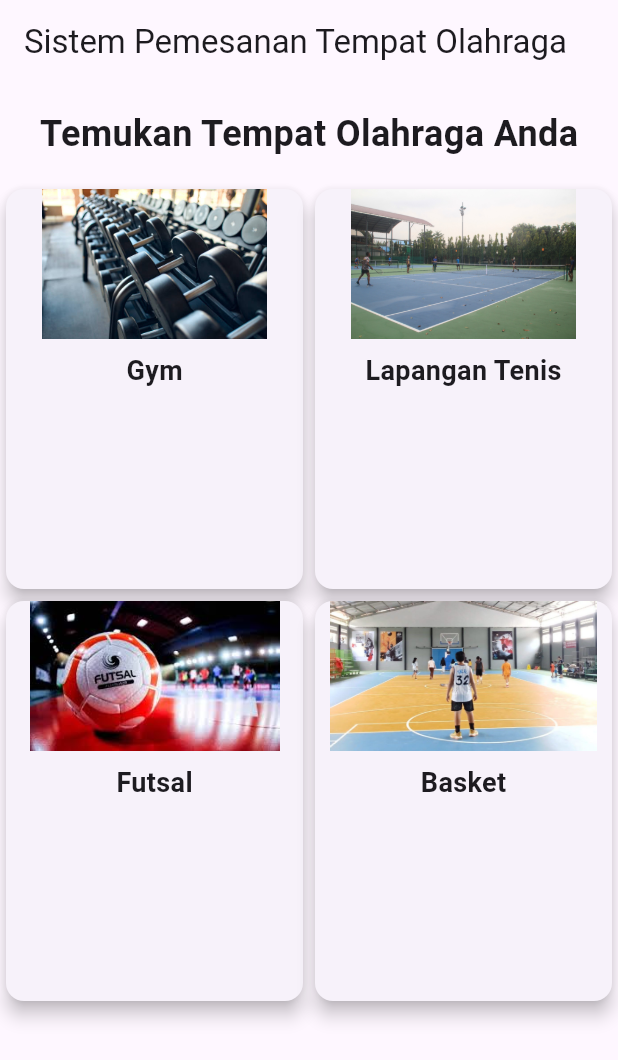
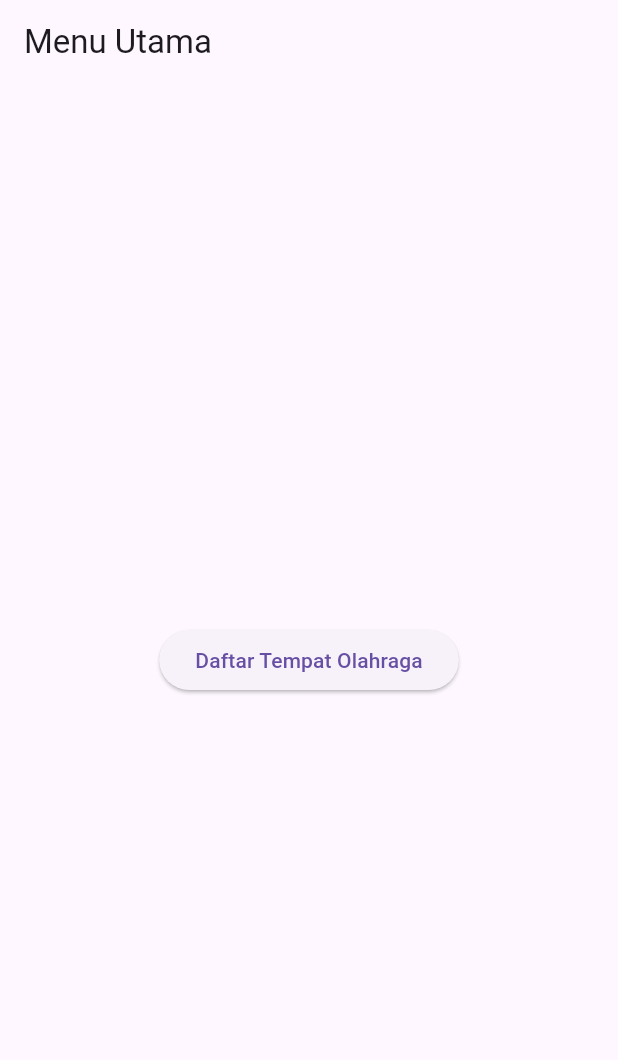
Before and after one commit to 220040021/Tugas-Project_Analisa_dan_Desain_Sistem-, a Flutter app: the screen it shows after launch, on a phone screen of 412 x 824 dp. Shown: the top 1060 px of the screen. Run offline on Flutter 3.47's test engine with Material 3 defaults, Android fonts, the phone set to English and light mode, and no system bars.

Commit message:
akhir commit

```diff
--- a/lib/main.dart
+++ b/lib/main.dart
@@ -13,7 +13,7 @@ class MyApp extends StatelessWidget {
       theme: ThemeData(
         primarySwatch: Colors.blue,
       ),
-      home: HomePage(),
+      home: MainMenu(),
     );
   }
 }
@@ -22,31 +22,71 @@ class Sport {
   final String name;
   final String imageUrl;
   final String description;
+  final String location;
+  final double price;
 
-  Sport({required this.name, required this.imageUrl, required this.description});
+  Sport({
+    required this.name,
+    required this.imageUrl,
+    required this.description,
+    required this.location,
+    required this.price,
+  });
 }
 
-class HomePage extends StatelessWidget {
+// Main Menu (Menu Utama)
+class MainMenu extends StatelessWidget {
+  @override
+  Widget build(BuildContext context) {
+    return Scaffold(
+      appBar: AppBar(
+        title: Text('Menu Utama'),
+      ),
+      body: Center(
+        child: ElevatedButton(
+          onPressed: () {
+            Navigator.push(
+              context,
+              MaterialPageRoute(builder: (context) => SportListPage()),
+            );
+          },
+          child: Text('Daftar Tempat Olahraga'),
+        ),
+      ),
+    );
+  }
+}
+
+// Daftar Tempat Olahraga
+class SportListPage extends StatelessWidget {
   final List<Sport> sports = [
     Sport(
       name: 'Gym',
       imageUrl: 'istockphoto-1391410249-612x612.jpg',
       description: 'Tempat terbaik untuk berolahraga dan menjaga kebugaran.',
+      location: 'Jakarta',
+      price: 50000,
     ),
     Sport(
       name: 'Lapangan Tenis',
       imageUrl: '16755829300.png',
       description: 'Lapangan tenis profesional untuk semua level.',
+      location: 'Bandung',
+      price: 75000,
     ),
     Sport(
       name: 'Futsal',
       imageUrl: 'images.jpeg',
       description: 'Lapangan futsal yang nyaman untuk bermain bersama teman.',
+      location: 'Surabaya',
+      price: 60000,
     ),
     Sport(
       name: 'Basket',
       imageUrl: '730-e1708318015613.jpg',
       description: 'Lapangan basket untuk menyalurkan hobi Anda.',
+      location: 'Bali',
+      price: 70000,
     ),
   ];
 
@@ -54,27 +94,15 @@ class HomePage extends StatelessWidget {
   Widget build(BuildContext context) {
     return Scaffold(
       appBar: AppBar(
-        title: Text('Sistem Pemesanan Tempat Olahraga'),
+        title: Text('Daftar Tempat Olahraga'),
       ),
-      body: Column(
-        children: [
-          Padding(
-            padding: const EdgeInsets.all(16.0),
-            child: Text(
-              'Temukan Tempat Olahraga Anda',
-              style: TextStyle(fontSize: 24, fontWeight: FontWeight.bold),
-            ),
-          ),
-          Expanded(
-            child: GridView.builder(
-              gridDelegate: SliverGridDelegateWithFixedCrossAxisCount(
-                crossAxisCount: 2,
-                childAspectRatio: 0.75,
-              ),
+      body: ListView.builder(
         itemCount: sports.length,
         itemBuilder: (context, index) {
-                return SportCard(
-                  sport: sports[index],
+          return ListTile(
+            leading: Image.asset(sports[index].imageUrl, width: 50, height: 50),
+            title: Text(sports[index].name),
+            subtitle: Text('${sports[index].location} - Rp${sports[index].price}'),
             onTap: () {
               Navigator.push(
                 context,
@@ -86,45 +114,11 @@ class HomePage extends StatelessWidget {
           );
         },
       ),
-          ),
-        ],
-      ),
     );
   }
 }
 
-class SportCard extends StatelessWidget {
-  final Sport sport;
-  final VoidCallback onTap;
-
-  const SportCard({
-    required this.sport,
-    required this.onTap,
-  });
-
-  @override
-  Widget build(BuildContext context) {
-    return GestureDetector(
-      onTap: onTap,
-      child: Card(
-        elevation: 5,
-        child: Column(
-          children: [
-            Image.asset(sport.imageUrl, fit: BoxFit.cover, height: 100),
-            Padding(
-              padding: const EdgeInsets.all(8.0),
-              child: Text(
-                sport.name,
-                style: TextStyle(fontSize: 18, fontWeight: FontWeight.bold),
-              ),
-            ),
-          ],
-        ),
-      ),
-    );
-  }
-}
-
+// Lihat Tempat Olahraga
 class SportDetailPage extends StatelessWidget {
   final Sport sport;
 
@@ -150,10 +144,10 @@ class SportDetailPage extends StatelessWidget {
             onPressed: () {
               Navigator.push(
                 context,
-                MaterialPageRoute(builder: (context) => BookingPage(sport: sport)),
+                MaterialPageRoute(builder: (context) => DateTimeSelectionPage(sport: sport)),
               );
             },
-            child: Text('Pesan Sekarang'),
+            child: Text('Pilih Tanggal dan Waktu'),
           ),
         ],
       ),
@@ -161,6 +155,54 @@ class SportDetailPage extends StatelessWidget {
   }
 }
 
+// Pilih Tanggal dan Waktu
+class DateTimeSelectionPage extends StatelessWidget {
+  final Sport sport;
+
+  const DateTimeSelectionPage({required this.sport});
+
+  @override
+  Widget build(BuildContext context) {
+    return Scaffold(
+      appBar: AppBar(
+        title: Text('Pilih Tanggal dan Waktu'),
+      ),
+      body: Padding(
+        padding: const EdgeInsets.all(16.0),
+        child: Column(
+          children: [
+            Text(
+              'Pilih tanggal dan waktu untuk ${sport.name}',
+              style: TextStyle(fontSize: 20, fontWeight: FontWeight.bold),
+            ),
+            // Mock date and time selection (could be DatePicker in real app)
+            TextField(
+              decoration: InputDecoration(labelText: 'Tanggal (DD/MM/YYYY)'),
+            ),
+            TextField(
+              decoration: InputDecoration(labelText: 'Waktu (HH:MM)'),
+            ),
+            SizedBox(height: 20),
+            ElevatedButton(
+              onPressed: () {
+                // For demonstration, we’ll assume the slot is available
+                Navigator.push(
+                  context,
+                  MaterialPageRoute(
+                    builder: (context) => BookingPage(sport: sport),
+                  ),
+                );
+              },
+              child: Text('Cek Ketersediaan Slot'),
+            ),
+          ],
+        ),
+      ),
+    );
+  }
+}
+
+// Sewa (Booking)
 class BookingPage extends StatelessWidget {
   final Sport sport;
 
@@ -170,14 +212,14 @@ class BookingPage extends StatelessWidget {
   Widget build(BuildContext context) {
     return Scaffold(
       appBar: AppBar(
-        title: Text('Pesan ${sport.name}'),
+        title: Text('Sewa ${sport.name}'),
       ),
       body: Padding(
         padding: const EdgeInsets.all(16.0),
         child: Column(
           children: [
             Text(
-              'Pesanan untuk ${sport.name}',
+              'Pemesan untuk ${sport.name}',
               style: TextStyle(fontSize: 24, fontWeight: FontWeight.bold),
             ),
             TextField(
@@ -189,9 +231,9 @@ class BookingPage extends StatelessWidget {
             SizedBox(height: 20),
             ElevatedButton(
               onPressed: () {
-                // Logika untuk melakukan pemesanan
+                // Mock booking confirmation
                 ScaffoldMessenger.of(context).showSnackBar(
-                  SnackBar(content: Text('Pemesan berhasil dibuat!')),
+                  SnackBar(content: Text('Pemesanan berhasil!')),
                 );
               },
               child: Text('Kirim Pemesanan'),
```
Lines whose indentation alone changed are shown as unchanged.
